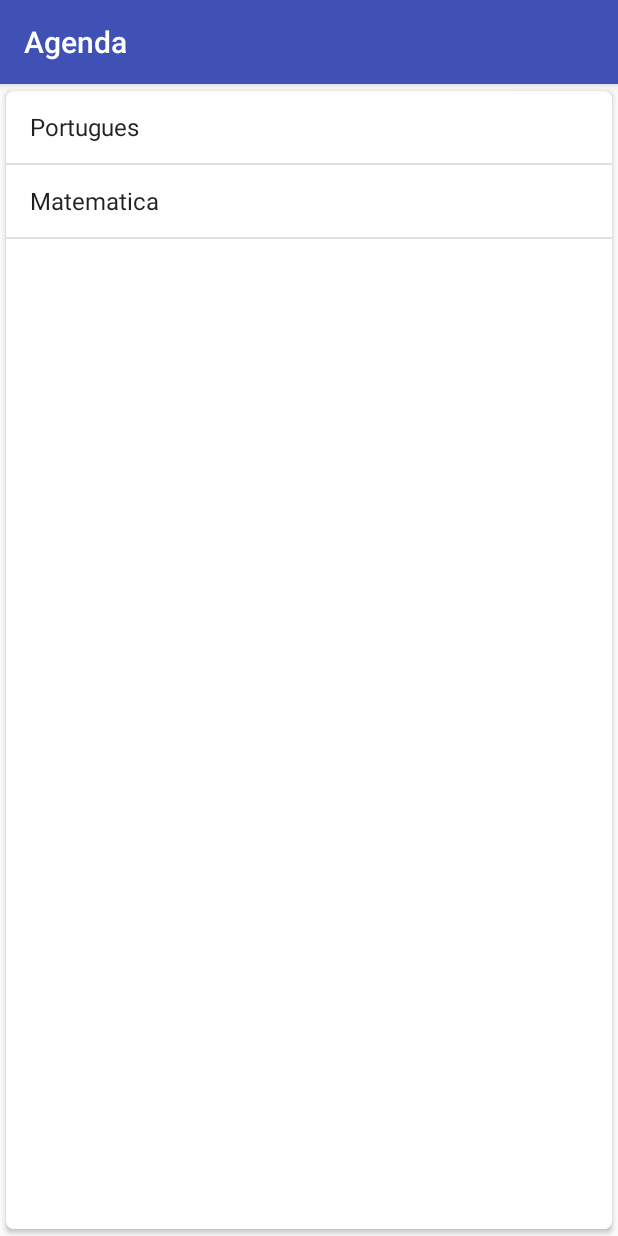
After one commit to venerando/Agenda, an Android app: the ProvasActivity screen opened directly, with no data from a screen before it, on a phone screen of 412 x 824 dp. The commit adds this screen. Run offline under Robolectric (Android 15) with nearby library versions, the phone set to English and light mode, and no system bars.

Commit message:
Criando lista de provas

```diff
--- a/app/build.gradle
+++ b/app/build.gradle
@@ -20,11 +20,12 @@
 }
 
 dependencies {
-    compile fileTree(dir: 'libs', include: ['*.jar'])
+    compile fileTree(include: ['*.jar'], dir: 'libs')
     androidTestCompile('com.android.support.test.espresso:espresso-core:2.2.2', {
         exclude group: 'com.android.support', module: 'support-annotations'
     })
     compile 'com.android.support:appcompat-v7:25.3.1'
     compile 'com.android.support.constraint:constraint-layout:1.0.2'
     testCompile 'junit:junit:4.12'
+    compile 'com.android.support:cardview-v7:26.0.0-alpha1'
 }
--- /dev/null
+++ b/app/src/main/java/com/geovanni/agenda/ProvasActivity.java
@@ -0,0 +1,51 @@
+package com.geovanni.agenda;
+
+import android.support.v7.app.AppCompatActivity;
+import android.os.Bundle;
+import android.view.View;
+import android.widget.AdapterView;
+import android.widget.ArrayAdapter;
+import android.widget.ListView;
+import android.widget.Toast;
+
+import com.geovanni.agenda.modelo.Prova;
+
+import java.util.ArrayList;
+import java.util.Arrays;
+import java.util.List;
+
+public class ProvasActivity extends AppCompatActivity {
+
+    @Override
+    protected void onCreate(Bundle savedInstanceState) {
+        super.onCreate(savedInstanceState);
+        setContentView(R.layout.activity_provas);
+
+        List<String> topicosPort = Arrays.asList("Sujeito","Objeto","Objeto Indireto");
+
+        Prova provaPortugues = new Prova("Portugues", "25/09/2017", topicosPort);
+
+        List<String> topicosMat = Arrays.asList("Equacoes","Trigonometria");
+        Prova provaMatematica = new Prova("Matematica", "28/09/2017", topicosMat);
+
+        List<Prova> provas = Arrays.asList(provaPortugues,provaMatematica);
+
+        ArrayAdapter <Prova> adapter = new ArrayAdapter<>(this, android.R.layout.simple_list_item_1, provas);
+
+        ListView lista = (ListView) findViewById(R.id.provas_lista);
+
+        lista.setAdapter(adapter);
+
+        lista.setOnItemClickListener(new AdapterView.OnItemClickListener() {
+            @Override
+            public void onItemClick(AdapterView<?> parent, View view, int position, long l) {
+
+                Prova prova = (Prova) parent.getItemAtPosition(position);
+
+                Toast.makeText(ProvasActivity.this, "Clicou na prova de: " + prova, Toast.LENGTH_SHORT).show();
+            }
+        });
+
+
+    }
+}
--- /dev/null
+++ b/app/src/main/java/com/geovanni/agenda/modelo/Prova.java
@@ -0,0 +1,52 @@
+package com.geovanni.agenda.modelo;
+
+import java.util.List;
+
+/**
+ * Created by geovanni on 21/07/17.
+ */
+
+public class Prova {
+
+    private String materia;
+    private String data;
+    private List<String> topicos;
+
+    public Prova(String materia, String data, List<String> topicos) {
+        this.materia = materia;
+        this.data = data;
+        this.topicos = topicos;
+    }
+
+    public String getMateria() {
+        return materia;
+    }
+
+    public void setMateria(String materia) {
+        this.materia = materia;
+    }
+
+    public String getData() {
+        return data;
+    }
+
+    public void setData(String data) {
+        this.data = data;
+    }
+
+    public List<String> getTopicos() {
+        return topicos;
+    }
+
+    public void setTopicos(List<String> topicos) {
+        this.topicos = topicos;
+    }
+
+
+    //Para não apresentar as informações com as nomenclaturas padrões do Java
+
+    @Override
+    public String toString() {
+        return this.materia;
+    }
+}
--- /dev/null
+++ b/app/src/main/res/layout/activity_provas.xml
@@ -0,0 +1,14 @@
+<?xml version="1.0" encoding="utf-8"?>
+<android.support.v7.widget.CardView xmlns:android="http://schemas.android.com/apk/res/android"
+    android:layout_width="match_parent"
+    android:layout_height="match_parent"
+    xmlns:app="http://schemas.android.com/apk/res-auto"
+    app:cardCornerRadius="5dp"
+    app:cardUseCompatPadding="true">
+
+    <ListView
+        android:id="@+id/provas_lista"
+        android:layout_width="match_parent"
+        android:layout_height="match_parent"></ListView>
+
+</android.support.v7.widget.CardView>
```
Also changed, not shown: app/src/main/AndroidManifest.xml (+10 -8 lines), app/src/main/java/com/geovanni/agenda/ListaAlunos.java (+8 -0 lines), app/src/main/res/menu/menu_lista_alunos.xml (+7 -1 lines), app/src/main/res/layout-land/list_item.xml (line endings or trailing spaces).
